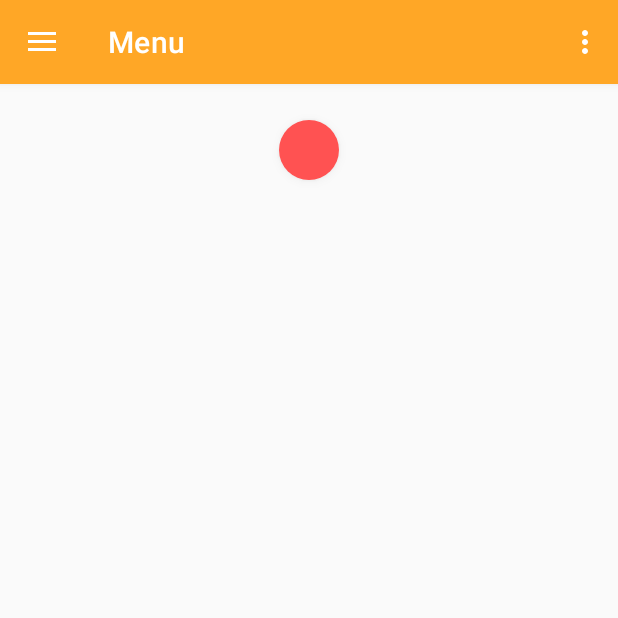
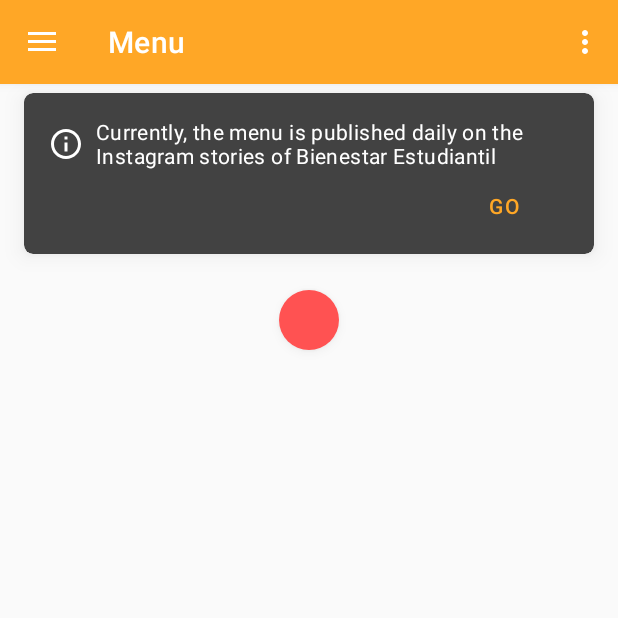
Before and after one commit to AIDEA775/UNCmorfi, an Android app: the fragment MenuFragment placed in its activity, on a phone screen of 412 x 824 dp, the top half of it. Run offline under Robolectric (Android 15) with nearby library versions, the phone set to English and light mode, and no system bars; our stand-ins replace Room's generated code; network calls fail; pictures from the network do not load; 6 statements that could not run were skipped.

Commit message:
#58 link to ig bimo

```diff
--- a/app/src/main/java/com/uncmorfi/data/network/MenuParser.kt
+++ b/app/src/main/java/com/uncmorfi/data/network/MenuParser.kt
@@ -9,6 +9,8 @@ import org.jsoup.nodes.Element
 import org.jsoup.parser.Parser
 import org.jsoup.safety.Safelist
 import java.time.LocalDate
+import java.time.format.TextStyle
+import java.util.Locale
 
 object MenuParser {
 
@@ -28,6 +30,11 @@ object MenuParser {
             .split("-")
             .last()
             .trim()
+
+        val currentMonth = currentDay.month.getDisplayName(TextStyle.FULL , Locale.getDefault())
+        if(!month.contains(currentMonth,true)){
+            return emptyList()
+        }
 
         for (child in menu.children()) {
             if (child.childrenSize() == 0) continue
--- a/app/src/main/java/com/uncmorfi/shared/Constants.kt
+++ b/app/src/main/java/com/uncmorfi/shared/Constants.kt
@@ -9,6 +9,8 @@ const val HUEMUL_RESERVA_URL = "https://comedor.unc.edu.ar/reserva/"
 const val COCINA_URL = "http://comedor.unc.edu.ar/cocina.php"
 const val PROFILE_PIC_URL = "https://asiruws.unc.edu.ar/foto/"
 const val SANAVIRON_URL = "https://autogestion.sanaviron.unc.edu.ar/micuenta"
+
+const val SEC_BIMO_INSTAGRAM = "bienestarunc"
 
 const val ARG_CARD = "card"
 const val ARG_USER = "user"
--- a/app/src/main/java/com/uncmorfi/shared/Helper.kt
+++ b/app/src/main/java/com/uncmorfi/shared/Helper.kt
@@ -3,6 +3,7 @@ package com.uncmorfi.shared
 import android.app.Activity
 import android.app.PendingIntent
 import android.app.PendingIntent.FLAG_IMMUTABLE
+import android.content.ActivityNotFoundException
 import android.content.ClipData
 import android.content.ClipboardManager
 import android.content.Context
@@ -162,6 +163,25 @@ fun Activity.openFacebook() {
     }
 }
 
+fun Activity.openInstagram(user : String){
+    val userUrl = "http://instagram.com/stories/$user/"
+    val url = "http://instagram.com/$user"
+
+    val uri = Uri.parse(userUrl)
+    val intent = Intent(Intent.ACTION_VIEW, uri)
+    intent.setPackage("com.instagram.android")
+
+    try {
+        ContextCompat.startActivity(this,intent,null)
+    } catch (e: ActivityNotFoundException) {
+        ContextCompat.startActivity(this,
+            Intent(
+                Intent.ACTION_VIEW,
+                Uri.parse(url)
+            ),null)
+    }
+}
+
 fun Activity.shareText(subject: String, text: String, title: String = "UNCmorfi"): Boolean {
     val i = Intent(Intent.ACTION_SEND)
     i.type = "text/plain"
--- /dev/null
+++ b/app/src/main/java/com/uncmorfi/ui/menu/InformationMessageView.kt
@@ -0,0 +1,29 @@
+package com.uncmorfi.ui.menu
+
+import android.content.Context
+import android.util.AttributeSet
+import android.view.LayoutInflater
+import com.google.android.material.card.MaterialCardView
+import com.uncmorfi.R
+import kotlinx.android.synthetic.main.view_information_message.view.informationMessageButton
+import kotlinx.android.synthetic.main.view_information_message.view.informationMessageTextView
+
+class InformationMessageView @JvmOverloads constructor(
+    context: Context,
+    attr: AttributeSet? = null,
+    defStyleAttr: Int = 0
+) : MaterialCardView(context, attr, defStyleAttr) {
+
+    init {
+        LayoutInflater.from(context).inflate(R.layout.view_information_message, this, true)
+        informationMessageButton.isClickable = false
+    }
+
+    fun setMessage(message : String){
+        informationMessageTextView.setText(message)
+    }
+
+    fun setButtonText(buttonText : String){
+        informationMessageButton.text = buttonText
+    }
+}
--- a/app/src/main/java/com/uncmorfi/ui/menu/MenuFragment.kt
+++ b/app/src/main/java/com/uncmorfi/ui/menu/MenuFragment.kt
@@ -39,6 +39,7 @@ class MenuFragment : Fragment() {
         swipeRefresh.init { viewModel.forceRefreshMenu() }
         initRecyclerAndAdapter()
         initMenu()
+        initInformationMessage()
 
         observe(viewModel.getMenu()) { menu ->
             adapter.updateMenu(menu)
@@ -71,7 +72,6 @@ class MenuFragment : Fragment() {
     private fun initRecyclerAndAdapter() {
         menuRecyclerView.setHasFixedSize(true)
         val layoutManager = LinearLayoutManager(context)
-        layoutManager.stackFromEnd = true
         menuRecyclerView.layoutManager = layoutManager
         menuRecyclerView.isNestedScrollingEnabled = false
     }
@@ -79,6 +79,16 @@ class MenuFragment : Fragment() {
     private fun initMenu() {
         adapter = MenuAdapter(::onClick, ::onLongClick)
         menuRecyclerView.adapter = adapter
+    }
+
+    private fun initInformationMessage() {
+        informationCard.apply {
+            setMessage(getString(R.string.menu_information))
+            setButtonText(getString(R.string.go))
+            setOnClickListener {
+                requireActivity().openInstagram(SEC_BIMO_INSTAGRAM)
+            }
+        }
     }
 
     override fun onResume() {
--- /dev/null
+++ b/app/src/main/res/drawable/ic_outline_info.xml
@@ -0,0 +1,5 @@
+<vector android:height="24dp" android:tint="#000000"
+    android:viewportHeight="24" android:viewportWidth="24"
+    android:width="24dp" xmlns:android="http://schemas.android.com/apk/res/android">
+    <path android:fillColor="@android:color/white" android:pathData="M11,7h2v2h-2zM11,11h2v6h-2zM12,2C6.48,2 2,6.48 2,12s4.48,10 10,10 10,-4.48 10,-10S17.52,2 12,2zM12,20c-4.41,0 -8,-3.59 -8,-8s3.59,-8 8,-8 8,3.59 8,8 -3.59,8 -8,8z"/>
+</vector>
--- a/app/src/main/res/layout/fragment_menu.xml
+++ b/app/src/main/res/layout/fragment_menu.xml
@@ -1,21 +1,35 @@
 <?xml version="1.0" encoding="utf-8"?>
-<androidx.swiperefreshlayout.widget.SwipeRefreshLayout
-    xmlns:android="http://schemas.android.com/apk/res/android"
+<androidx.constraintlayout.widget.ConstraintLayout xmlns:android="http://schemas.android.com/apk/res/android"
+    xmlns:app="http://schemas.android.com/apk/res-auto"
     xmlns:tools="http://schemas.android.com/tools"
-    tools:context=".ui.menu.MenuFragment"
-    android:id="@+id/swipeRefresh"
     android:layout_width="match_parent"
-    android:layout_height="match_parent">
+    android:layout_height="match_parent"
+    tools:context=".ui.menu.MenuFragment">
+
+    <com.uncmorfi.ui.menu.InformationMessageView
+        android:id="@+id/informationCard"
+        android:layout_width="match_parent"
+        android:layout_height="wrap_content"
+        app:layout_constraintTop_toTopOf="parent"
+        style="@style/MaterialCard"
+        app:rippleColor="@null"
+        app:cardBackgroundColor="@color/primary_text"/>
+
+    <androidx.swiperefreshlayout.widget.SwipeRefreshLayout
+        android:id="@+id/swipeRefresh"
+        android:layout_width="match_parent"
+        android:layout_height="0dp"
+        app:layout_constraintBottom_toBottomOf="parent"
+        app:layout_constraintTop_toBottomOf="@id/informationCard">
 
         <androidx.recyclerview.widget.RecyclerView
             android:id="@+id/menuRecyclerView"
             android:layout_width="match_parent"
             android:layout_height="match_parent"
+            android:layout_marginTop="8dp"
             android:clipToPadding="false"
+            android:nestedScrollingEnabled="false"
             android:scrollbars="none"
-            android:paddingTop="8dp"
-            android:paddingBottom="64dp"
-            tools:listitem="@layout/item_menu">
-        </androidx.recyclerview.widget.RecyclerView>
-
-</androidx.swiperefreshlayout.widget.SwipeRefreshLayout>
+            tools:listitem="@layout/item_menu" />
+    </androidx.swiperefreshlayout.widget.SwipeRefreshLayout>
+</androidx.constraintlayout.widget.ConstraintLayout>
--- /dev/null
+++ b/app/src/main/res/layout/view_information_message.xml
@@ -0,0 +1,47 @@
+<?xml version="1.0" encoding="utf-8"?>
+<merge xmlns:android="http://schemas.android.com/apk/res/android"
+    xmlns:app="http://schemas.android.com/apk/res-auto"
+    xmlns:tools="http://schemas.android.com/tools"
+    android:layout_width="match_parent"
+    android:layout_height="wrap_content"
+    tools:parentTag="com.google.android.material.card.MaterialCardView"
+    tools:backgroundTint="@color/primary_text">
+
+    <androidx.constraintlayout.widget.ConstraintLayout
+        android:layout_width="match_parent"
+        android:layout_height="wrap_content"
+        android:padding="8dp">
+
+        <ImageView
+            android:id="@+id/informationMessageImageView"
+            android:layout_width="wrap_content"
+            android:layout_height="wrap_content"
+            android:layout_margin="8dp"
+            android:scaleType="centerCrop"
+            android:src="@drawable/ic_outline_info"
+            app:layout_constraintStart_toStartOf="parent"
+            app:layout_constraintTop_toTopOf="@id/informationMessageTextView"
+            app:layout_constraintBottom_toBottomOf="@id/informationMessageTextView"
+            app:tint="@color/white" />
+
+        <TextView
+            android:id="@+id/informationMessageTextView"
+            android:layout_width="0dp"
+            android:layout_height="match_parent"
+            android:layout_margin="8dp"
+            android:textColor="@color/white"
+            android:textAppearance="@style/TextAppearance.MaterialComponents.Body2"
+            app:layout_constraintBottom_toTopOf="@id/informationMessageButton"
+            app:layout_constraintEnd_toEndOf="parent"
+            app:layout_constraintStart_toEndOf="@id/informationMessageImageView"
+            app:layout_constraintTop_toTopOf="parent" />
+
+        <Button
+            android:id="@+id/informationMessageButton"
+            android:layout_width="wrap_content"
+            android:layout_height="wrap_content"
+            style="@style/Widget.MaterialComponents.Button.TextButton"
+            app:layout_constraintTop_toBottomOf="@id/informationMessageTextView"
+            app:layout_constraintEnd_toEndOf="@id/informationMessageTextView"/>
+    </androidx.constraintlayout.widget.ConstraintLayout>
+</merge>
--- a/app/src/main/res/values/strings.xml
+++ b/app/src/main/res/values/strings.xml
@@ -175,10 +175,14 @@
     <string name="notify_reserve_text">Reserve your serving in the dinning room!</string>
 
     <!-- Any -->
+
     <string name="action_browser">Open with&#8230;</string>
     <string name="save">Save</string>
     <string name="saved">Saved</string>
     <string name="clean">Clean</string>
     <string name="cleaned">Cleaned</string>
 
+    <string name="menu_information">"Currently, the menu is published daily on the Instagram stories of Bienestar Estudiantil"</string>
+    <string name="go">Go</string>
+
 </resources>
```
Also changed, not shown: app/src/main/java/com/uncmorfi/ui/home/HomeFragment.kt (line endings or trailing spaces), 1 other file.
